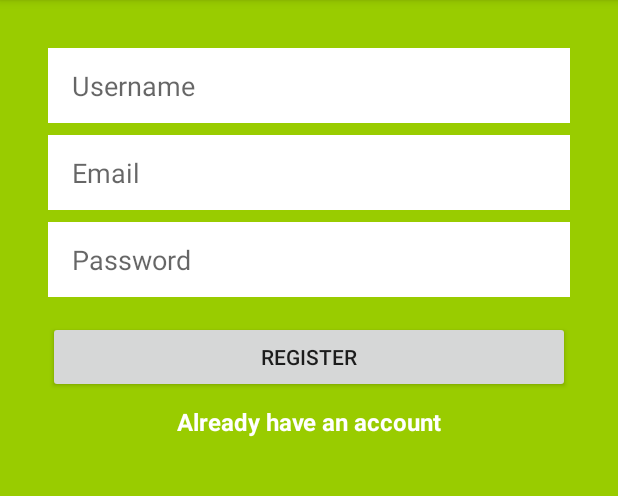
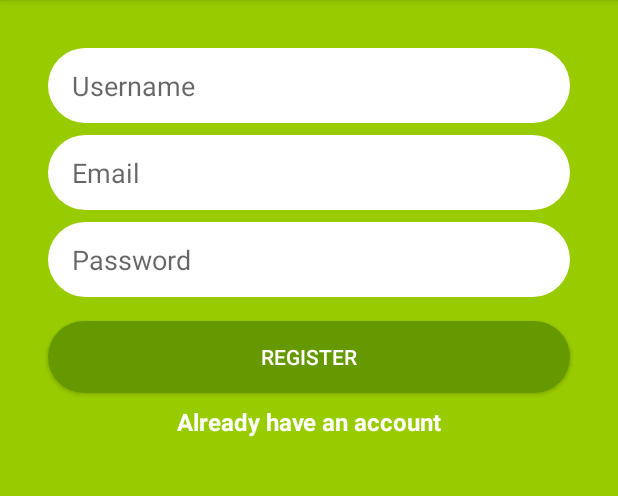
Before and after one commit to boardguy1024/KotlinFirebaseMassenger, an Android app: the screen it shows after launch (MainActivity), after a tap on "REGISTER", on a phone screen of 412 x 824 dp, the part 84-580 px from its top. Run offline under Robolectric (Android 15) with nearby library versions, the phone set to English and light mode, and no system bars; our stand-ins replace Firebase (no records; nobody signed in at launch, a user with empty details on screens opened directly).

```diff
--- a/app/build.gradle
+++ b/app/build.gradle
@@ -31,7 +31,9 @@ dependencies {
     androidTestImplementation 'com.android.support.test:runner:1.0.2'
     androidTestImplementation 'com.android.support.test.espresso:espresso-core:3.0.2'
 
+    //Firebase
     implementation 'com.google.firebase:firebase-core:16.0.1'
+    implementation 'com.google.firebase:firebase-auth:16.0.2'
 }
 
 apply plugin: 'com.google.gms.google-services'
--- a/app/src/main/java/com/example/parkkyungsuk/kotlinmassanger/MainActivity.kt
+++ b/app/src/main/java/com/example/parkkyungsuk/kotlinmassanger/MainActivity.kt
@@ -4,6 +4,8 @@ import android.content.Intent
 import android.support.v7.app.AppCompatActivity
 import android.os.Bundle
 import android.util.Log
+import android.widget.Toast
+import com.google.firebase.auth.FirebaseAuth
 import kotlinx.android.synthetic.main.activity_main.*
 
 class MainActivity : AppCompatActivity() {
@@ -14,11 +16,7 @@ class MainActivity : AppCompatActivity() {
 
         registerButton_register.setOnClickListener {
 
-            val email = email_editText_registraion_screen.text.toString()
-            val password = password_editText_registraion_screen.text.toString()
-
-            Log.d("MainActivity", "email is" + email)
-            Log.d("MainActivity", "password is $password")
+           performRegister()
         }
 
         already_have_account_textView.setOnClickListener {
@@ -28,4 +26,31 @@ class MainActivity : AppCompatActivity() {
             startActivity(intent)
         }
     }
+
+    private fun performRegister() {
+        val email = email_editText_registraion_screen.text.toString()
+        val password = password_editText_registraion_screen.text.toString()
+
+        if (email.isEmpty() || password.isEmpty()) {
+            Toast.makeText(this,"Please enter your email/password", Toast.LENGTH_SHORT).show()
+            return
+        }
+
+
+        Log.d("MainActivity", "email is" + email)
+        Log.d("MainActivity", "password is $password")
+
+        FirebaseAuth.getInstance().createUserWithEmailAndPassword(email, password)
+                .addOnCompleteListener {
+                    if (!it.isSuccessful) return@addOnCompleteListener
+
+                    //else if sucessful
+                    Log.d("Main", "Successfully created user with uid ${it.result.user.uid}")
+
+                }
+                .addOnFailureListener {
+                    Log.d("Main", "${it.message}")
+                    Toast.makeText(this,"${it.message}", Toast.LENGTH_SHORT).show()
+                }
+    }
 }
--- /dev/null
+++ b/app/src/main/res/drawable/rounded_button.xml
@@ -0,0 +1,6 @@
+<?xml version="1.0" encoding="utf-8"?>
+<shape xmlns:android="http://schemas.android.com/apk/res/android">
+
+    <solid android:color="@android:color/holo_green_dark"></solid>
+    <corners android:radius="25dp"></corners>
+</shape>
--- /dev/null
+++ b/app/src/main/res/drawable/rounded_edittext_regist_login.xml
@@ -0,0 +1,6 @@
+<?xml version="1.0" encoding="utf-8"?>
+<shape xmlns:android="http://schemas.android.com/apk/res/android">
+
+    <solid android:color="@android:color/white"></solid>
+    <corners android:radius="25dp"></corners>
+</shape>
--- a/app/src/main/res/layout/activity_main.xml
+++ b/app/src/main/res/layout/activity_main.xml
@@ -16,7 +16,7 @@
         android:layout_marginRight="32dp"
         android:layout_marginStart="32dp"
         android:layout_marginTop="32dp"
-        android:background="@android:color/white"
+        android:background="@drawable/rounded_edittext_regist_login"
         android:ems="10"
         android:hint="Username"
         android:inputType="textCapSentences|textPersonName"
@@ -34,7 +34,7 @@
         android:layout_marginRight="32dp"
         android:layout_marginStart="32dp"
         android:layout_marginTop="8dp"
-        android:background="@android:color/white"
+        android:background="@drawable/rounded_edittext_regist_login"
         android:ems="10"
         android:hint="Email"
         android:paddingLeft="16dp"
@@ -52,7 +52,7 @@
         android:layout_marginRight="32dp"
         android:layout_marginStart="32dp"
         android:layout_marginTop="8dp"
-        android:background="@android:color/white"
+        android:background="@drawable/rounded_edittext_regist_login"
         android:ems="10"
         android:hint="Password"
         android:inputType="textPassword"
@@ -67,6 +67,8 @@
         android:layout_height="wrap_content"
         android:layout_marginTop="16dp"
         android:text="REGISTER"
+        android:textColor="@android:color/white"
+        android:background="@drawable/rounded_button"
         app:layout_constraintEnd_toEndOf="@+id/password_editText_registraion_screen"
         app:layout_constraintStart_toStartOf="@+id/password_editText_registraion_screen"
         app:layout_constraintTop_toBottomOf="@+id/password_editText_registraion_screen" />
```
Also changed, not shown: app/src/main/res/layout/activity_login.xml (+6 -2 lines).
